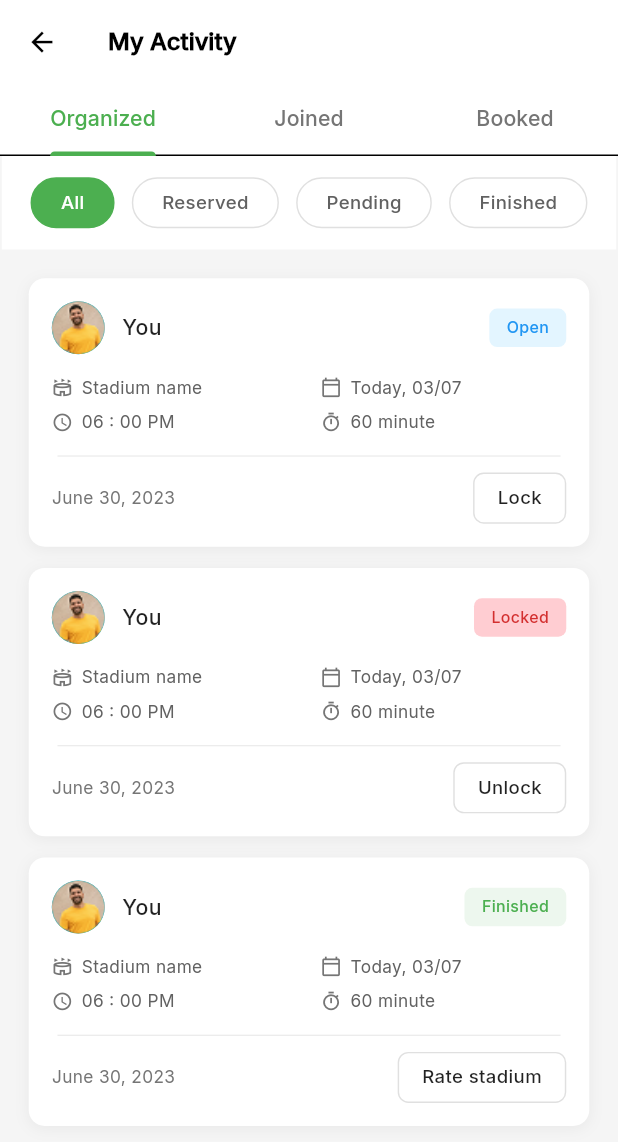
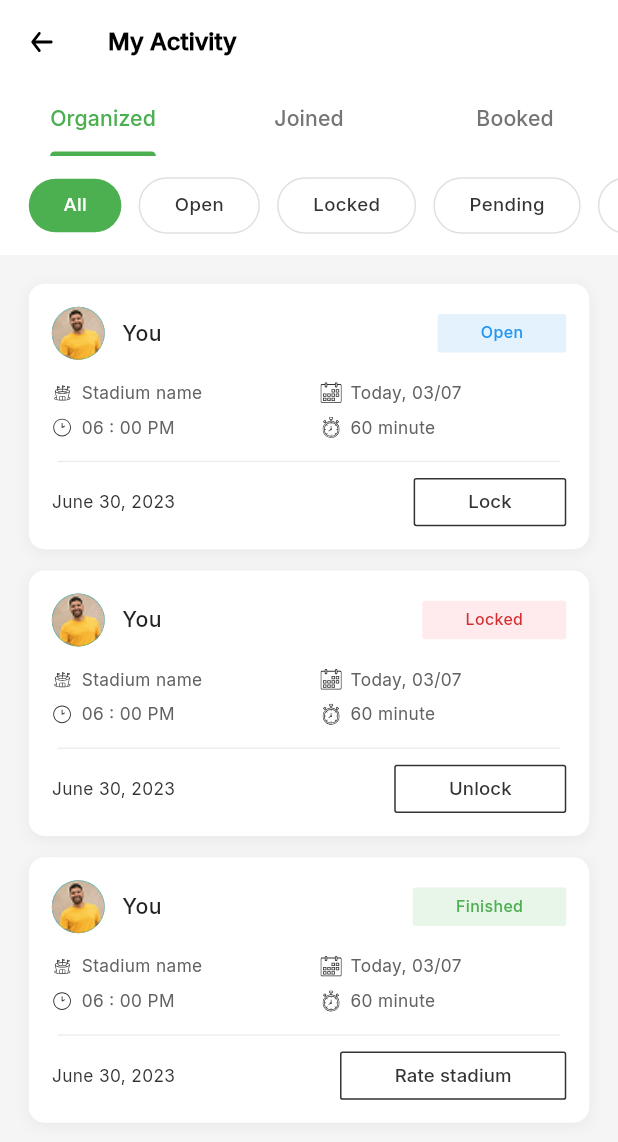
Before and after one commit to ibnRizk/sportofy, a Flutter app: the MyActivityView screen opened by its route, on a phone screen of 412 x 824 dp. Shown: the top 1142 px of the screen. Run offline on Flutter 3.47's test engine with Material 3 defaults, Android fonts, the phone set to English and light mode, and no system bars; our stand-ins replace cached_network_image, connectivity_plus, country_picker, dartz, dio, equatable and 15 more; accounts and stored records are empty; project files that could hold a hidden picture were left out.

Commit message:
fix activity

```diff
--- a/lib/core/utils/image_manager.dart
+++ b/lib/core/utils/image_manager.dart
@@ -160,4 +160,6 @@ class ImgAssets {
   static const String icCalendar =
       'assets/icons/calender.svg';
   static const String icClock = 'assets/icons/clock.svg';
+  static const String icTimer = 'assets/icons/timer.svg';
+  static const String icBack = 'assets/icons/back.svg';
 }
--- a/lib/features/activity/presentation/views/my_activity_view.dart
+++ b/lib/features/activity/presentation/views/my_activity_view.dart
@@ -1,9 +1,11 @@
 import 'package:flutter/material.dart';
+import 'package:flutter_screenutil/flutter_screenutil.dart';
+import 'package:flutter_svg/flutter_svg.dart';
 import 'package:go_router/go_router.dart';
 import 'package:sportify_app/core/utils/app_colors.dart';
 import 'package:sportify_app/core/utils/app_dimens.dart';
 import 'package:sportify_app/core/utils/app_padding.dart';
-import 'package:sportify_app/core/utils/app_radius.dart';
+import 'package:sportify_app/core/utils/image_manager.dart';
 import 'package:sportify_app/core/utils/values/text_styles.dart';
 import 'package:sportify_app/features/activity/presentation/widgets/activity_card.dart';
 import 'package:sportify_app/features/activity/presentation/widgets/rate_stadium_sheet.dart';
@@ -13,7 +15,8 @@ class MyActivityView extends StatefulWidget {
   const MyActivityView({super.key});
 
   @override
-  State<MyActivityView> createState() => _MyActivityViewState();
+  State<MyActivityView> createState() =>
+      _MyActivityViewState();
 }
 
 class _MyActivityViewState extends State<MyActivityView>
@@ -21,10 +24,35 @@ class _MyActivityViewState extends State<MyActivityView>
   late TabController _tabController;
   int _selectedFilterIndex = 0;
 
+  // Dynamic filter lists based on tab
+  List<String> get _currentFilters {
+    if (_tabController.index == 0) {
+      // Organized tab
+      return [
+        'All',
+        'Open',
+        'Locked',
+        'Pending',
+        'Finished',
+      ];
+    } else {
+      // Joined or Booked tab
+      return ['All', 'Reserved', 'Pending', 'Finished'];
+    }
+  }
+
   @override
   void initState() {
     super.initState();
     _tabController = TabController(length: 3, vsync: this);
+    _tabController.addListener(() {
+      if (_tabController.indexIsChanging) {
+        setState(() {
+          _selectedFilterIndex =
+              0; // Reset to "All" when tab changes
+        });
+      }
+    });
   }
 
   @override
@@ -45,7 +73,9 @@ class _MyActivityViewState extends State<MyActivityView>
 
     // Step 2: If rating was submitted (sheet returned data), show success
     if (result != null && mounted) {
-      await Future.delayed(const Duration(milliseconds: 200));
+      await Future.delayed(
+        const Duration(milliseconds: 200),
+      );
       if (mounted) {
         showModalBottomSheet(
           context: context,
@@ -65,10 +95,14 @@ class _MyActivityViewState extends State<MyActivityView>
         elevation: AppDimens.elevation0,
         leading: IconButton(
           onPressed: () => context.pop(),
-          icon: Icon(
-            Icons.arrow_back,
-            size: AppDimens.iconSize24,
-            color: MyColors.black,
+          icon: SvgPicture.asset(
+            ImgAssets.icBack,
+            width: AppDimens.iconSize24,
+            height: AppDimens.iconSize24,
+            colorFilter: ColorFilter.mode(
+              MyColors.black,
+              BlendMode.srcIn,
+            ),
           ),
         ),
         title: Text(
@@ -84,6 +118,8 @@ class _MyActivityViewState extends State<MyActivityView>
           unselectedLabelColor: MyColors.grey600,
           labelStyle: TextStyles.semiBold16(),
           unselectedLabelStyle: TextStyles.medium16(),
+          dividerColor:
+              MyColors.transparent, // Remove divider
           tabs: const [
             Tab(text: 'Organized'),
             Tab(text: 'Joined'),
@@ -93,39 +129,35 @@ class _MyActivityViewState extends State<MyActivityView>
       ),
       body: Column(
         children: [
-          // Filter Chips Section
+          // Filter Chips Section (Dynamic based on tab)
           Container(
             color: MyColors.white,
-            padding: AppPadding.v16,
+            padding: EdgeInsets.symmetric(vertical: 16.h),
             child: SingleChildScrollView(
               scrollDirection: Axis.horizontal,
-              padding: AppPadding.h20,
+              padding: EdgeInsets.symmetric(
+                horizontal: 20.w,
+              ),
               child: Row(
-                children: [
-                  _FilterChip(
-                    label: 'All',
-                    isSelected: _selectedFilterIndex == 0,
-                    onTap: () => setState(() => _selectedFilterIndex = 0),
+                children: List.generate(
+                  _currentFilters.length,
+                  (index) => Padding(
+                    padding: EdgeInsets.only(
+                      right:
+                          index < _currentFilters.length - 1
+                          ? 12.w
+                          : 0,
                     ),
-                  SizedBox(width: AppDimens.w12),
-                  _FilterChip(
-                    label: 'Reserved',
-                    isSelected: _selectedFilterIndex == 1,
-                    onTap: () => setState(() => _selectedFilterIndex = 1),
+                    child: _FilterChip(
+                      label: _currentFilters[index],
+                      isSelected:
+                          _selectedFilterIndex == index,
+                      onTap: () => setState(
+                        () => _selectedFilterIndex = index,
                       ),
-                  SizedBox(width: AppDimens.w12),
-                  _FilterChip(
-                    label: 'Pending',
-                    isSelected: _selectedFilterIndex == 2,
-                    onTap: () => setState(() => _selectedFilterIndex = 2),
                     ),
-                  SizedBox(width: AppDimens.w12),
-                  _FilterChip(
-                    label: 'Finished',
-                    isSelected: _selectedFilterIndex == 3,
-                    onTap: () => setState(() => _selectedFilterIndex = 3),
                   ),
-                ],
+                ),
               ),
             ),
           ),
@@ -154,8 +186,6 @@ class _MyActivityViewState extends State<MyActivityView>
         ActivityCard(
           userName: 'You',
           statusLabel: 'Open',
-          statusBgColor: MyColors.lightBlue100,
-          statusTextColor: MyColors.blue,
           stadiumName: 'Stadium name',
           date: 'Today, 03/07',
           time: '06 : 00 PM',
@@ -167,8 +197,6 @@ class _MyActivityViewState extends State<MyActivityView>
         ActivityCard(
           userName: 'You',
           statusLabel: 'Locked',
-          statusBgColor: MyColors.red100,
-          statusTextColor: MyColors.red700,
           stadiumName: 'Stadium name',
           date: 'Today, 03/07',
           time: '06 : 00 PM',
@@ -180,8 +208,6 @@ class _MyActivityViewState extends State<MyActivityView>
         ActivityCard(
           userName: 'You',
           statusLabel: 'Finished',
-          statusBgColor: MyColors.green.withValues(alpha: AppDimens.opacity1),
-          statusTextColor: MyColors.green,
           stadiumName: 'Stadium name',
           date: 'Today, 03/07',
           time: '06 : 00 PM',
@@ -202,8 +228,6 @@ class _MyActivityViewState extends State<MyActivityView>
         ActivityCard(
           userName: 'Mohamed Ahmed',
           statusLabel: 'Reserved',
-          statusBgColor: MyColors.lightBlue100,
-          statusTextColor: MyColors.blue,
           stadiumName: 'Stadium name',
           date: 'Today, 03/07',
           time: '06 : 00 PM',
@@ -215,8 +239,6 @@ class _MyActivityViewState extends State<MyActivityView>
         ActivityCard(
           userName: 'Mohamed Ahmed',
           statusLabel: 'Pending',
-          statusBgColor: MyColors.orange.withValues(alpha: AppDimens.opacity1),
-          statusTextColor: MyColors.orange,
           stadiumName: 'Stadium name',
           date: 'Today, 03/07',
           time: '06 : 00 PM',
@@ -228,8 +250,6 @@ class _MyActivityViewState extends State<MyActivityView>
         ActivityCard(
           userName: 'Mohamed Ahmed',
           statusLabel: 'Finished',
-          statusBgColor: MyColors.green.withValues(alpha: AppDimens.opacity1),
-          statusTextColor: MyColors.green,
           stadiumName: 'Stadium name',
           date: 'Today, 03/07',
           time: '06 : 00 PM',
@@ -248,8 +268,6 @@ class _MyActivityViewState extends State<MyActivityView>
         ActivityCard(
           userName: 'Mohamed Ahmed',
           statusLabel: 'Reserved',
-          statusBgColor: MyColors.lightBlue100,
-          statusTextColor: MyColors.blue,
           stadiumName: 'Stadium name',
           date: 'Today, 03/07',
           time: '06 : 00 PM',
@@ -262,8 +280,6 @@ class _MyActivityViewState extends State<MyActivityView>
         ActivityCard(
           userName: 'Mohamed Ahmed',
           statusLabel: 'Pending',
-          statusBgColor: MyColors.orange.withValues(alpha: AppDimens.opacity1),
-          statusTextColor: MyColors.orange,
           stadiumName: 'Stadium name',
           date: 'Today, 03/07',
           time: '06 : 00 PM',
@@ -276,8 +292,6 @@ class _MyActivityViewState extends State<MyActivityView>
         ActivityCard(
           userName: 'Mohamed Ahmed',
           statusLabel: 'Finished',
-          statusBgColor: MyColors.green.withValues(alpha: AppDimens.opacity1),
-          statusTextColor: MyColors.green,
           stadiumName: 'Stadium name',
           date: 'Today, 03/07',
           time: '06 : 00 PM',
@@ -291,7 +305,7 @@ class _MyActivityViewState extends State<MyActivityView>
   }
 }
 
-/// Filter Chip Widget
+/// Filter Chip Widget (Capsule Style)
 class _FilterChip extends StatelessWidget {
   final String label;
   final bool isSelected;
@@ -305,23 +319,37 @@ class _FilterChip extends StatelessWidget {
 
   @override
   Widget build(BuildContext context) {
-    return InkWell(
+    return GestureDetector(
       onTap: onTap,
-      borderRadius: AppRadius.r20,
       child: Container(
-        padding: AppPadding.h20v8,
+        padding: EdgeInsets.symmetric(
+          horizontal: 24.w,
+          vertical: 10.h,
+        ),
         decoration: BoxDecoration(
-          color: isSelected ? MyColors.greenButton : MyColors.white,
-          borderRadius: AppRadius.r20,
-          border: Border.all(
-            color: isSelected ? MyColors.greenButton : MyColors.grey300,
-            width: AppDimens.borderWidth1,
+          color: isSelected
+              ? MyColors.greenButton
+              : MyColors
+                    .transparent, // Transparent for unselected
+          borderRadius: BorderRadius.circular(
+            30.r,
+          ), // Fully rounded (StadiumBorder)
+          border: isSelected
+              ? null // No border when selected
+              : Border.all(
+                  color: MyColors.grey300,
+                  width: 1, // Thin grey border
                 ),
         ),
         child: Text(
           label,
-          style: TextStyles.medium14(
-            color: isSelected ? MyColors.white : MyColors.grey700,
+          style: TextStyle(
+            fontSize: 14.sp,
+            fontWeight: FontWeight.w500,
+            color: isSelected
+                ? MyColors.white
+                : MyColors
+                      .darkGrayColor, // Dark grey for unselected
           ),
         ),
       ),
--- a/lib/features/activity/presentation/widgets/activity_card.dart
+++ b/lib/features/activity/presentation/widgets/activity_card.dart
@@ -1,4 +1,6 @@
 import 'package:flutter/material.dart';
+import 'package:flutter_screenutil/flutter_screenutil.dart';
+import 'package:flutter_svg/flutter_svg.dart';
 import 'package:sportify_app/core/utils/app_colors.dart';
 import 'package:sportify_app/core/utils/app_dimens.dart';
 import 'package:sportify_app/core/utils/app_padding.dart';
@@ -10,8 +12,6 @@ class ActivityCard extends StatelessWidget {
   final String userName;
   final String? userImage;
   final String statusLabel;
-  final Color statusBgColor;
-  final Color statusTextColor;
   final String stadiumName;
   final String date;
   final String time;
@@ -26,8 +26,6 @@ class ActivityCard extends StatelessWidget {
     required this.userName,
     this.userImage,
     required this.statusLabel,
-    required this.statusBgColor,
-    required this.statusTextColor,
     required this.stadiumName,
     required this.date,
     required this.time,
@@ -48,7 +46,9 @@ class ActivityCard extends StatelessWidget {
         borderRadius: AppRadius.r12,
         boxShadow: [
           BoxShadow(
-            color: MyColors.black.withValues(alpha: AppDimens.opacity05),
+            color: MyColors.black.withValues(
+              alpha: AppDimens.opacity05,
+            ),
             blurRadius: AppDimens.elevation8,
             offset: const Offset(0, 2),
           ),
@@ -69,20 +69,12 @@ class ActivityCard extends StatelessWidget {
               SizedBox(width: AppDimens.w12),
               Text(
                 userName,
-                style: TextStyles.semiBold16(color: MyColors.black87),
+                style: TextStyles.semiBold16(
+                  color: MyColors.black87,
+                ),
               ),
               const Spacer(),
-              Container(
-                padding: AppPadding.h12v6,
-                decoration: BoxDecoration(
-                  color: statusBgColor,
-                  borderRadius: AppRadius.r6,
-                ),
-                child: Text(
-                  statusLabel,
-                  style: TextStyles.medium12(color: statusTextColor),
-                ),
-              ),
+              _buildStatusBadge(statusLabel),
             ],
           ),
 
@@ -96,12 +88,12 @@ class ActivityCard extends StatelessWidget {
                 child: Column(
                   children: [
                     _InfoRow(
-                      icon: Icons.stadium_outlined,
+                      iconSvg: ImgAssets.icStadium,
                       text: stadiumName,
                     ),
                     SizedBox(height: AppDimens.h8),
                     _InfoRow(
-                      icon: Icons.access_time,
+                      iconSvg: ImgAssets.icClock,
                       text: time,
                     ),
                   ],
@@ -113,12 +105,12 @@ class ActivityCard extends StatelessWidget {
                 child: Column(
                   children: [
                     _InfoRow(
-                      icon: Icons.calendar_today_outlined,
+                      iconSvg: ImgAssets.icCalendar,
                       text: date,
                     ),
                     SizedBox(height: AppDimens.h8),
                     _InfoRow(
-                      icon: Icons.timer_outlined,
+                      iconSvg: ImgAssets.icTimer,
                       text: duration,
                     ),
                   ],
@@ -133,7 +125,9 @@ class ActivityCard extends StatelessWidget {
           Divider(
             height: AppDimens.dividerThickness1,
             thickness: AppDimens.dividerThickness1,
-            color: MyColors.grey.withValues(alpha: AppDimens.opacity2),
+            color: MyColors.grey.withValues(
+              alpha: AppDimens.opacity2,
+            ),
           ),
 
           SizedBox(height: AppDimens.h12),
@@ -145,7 +139,9 @@ class ActivityCard extends StatelessWidget {
             children: [
               Text(
                 footerDate,
-                style: TextStyles.regular13(color: MyColors.grey600),
+                style: TextStyles.regular13(
+                  color: MyColors.darkGrayColor,
+                ),
               ),
               if (actionButtonText != null)
                 _ActionButton(
@@ -159,25 +155,87 @@ class ActivityCard extends StatelessWidget {
       ),
     );
   }
+
+  // Helper method to build status badge with pastel colors
+  Widget _buildStatusBadge(String status) {
+    Color bgColor;
+    Color textColor;
+
+    switch (status.toLowerCase()) {
+      case 'open':
+      case 'reserved':
+        bgColor = const Color(0xFFE3F2FD); // Light Blue
+        textColor = MyColors.blue;
+        break;
+      case 'locked':
+        bgColor = const Color(0xFFFFEBEE); // Light Red
+        textColor = MyColors.red700;
+        break;
+      case 'pending':
+        bgColor = const Color(0xFFFFF3E0); // Light Orange
+        textColor = MyColors.orange;
+        break;
+      case 'finished':
+        bgColor = const Color(0xFFE8F5E9); // Light Green
+        textColor = MyColors.green;
+        break;
+      default:
+        bgColor = MyColors.grey200;
+        textColor = MyColors.grey700;
+    }
+
+    return Container(
+      padding: EdgeInsets.symmetric(
+        horizontal: 30.w,
+        vertical: 6.h,
+      ),
+      decoration: BoxDecoration(
+        color: bgColor,
+        borderRadius: BorderRadius.circular(2.r),
+      ),
+      child: Text(
+        status,
+        style: TextStyle(
+          fontSize: 12.sp,
+          fontWeight: FontWeight.w500,
+          color: textColor,
+        ),
+      ),
+    );
+  }
 }
 
 /// Info row helper widget
 class _InfoRow extends StatelessWidget {
-  final IconData icon;
+  final String iconSvg;
   final String text;
 
-  const _InfoRow({required this.icon, required this.text});
+  const _InfoRow({
+    required this.iconSvg,
+    required this.text,
+  });
 
   @override
   Widget build(BuildContext context) {
     return Row(
       children: [
-        Icon(icon, size: AppDimens.iconSize16, color: MyColors.grey600),
+        SvgPicture.asset(
+          iconSvg,
+          width: AppDimens.iconSize16,
+          height: AppDimens.iconSize16,
+          colorFilter: ColorFilter.mode(
+            MyColors
+                .darkGrayColor, // Grey icons (no red/blue tint)
+            BlendMode.srcIn,
+          ),
+        ),
         SizedBox(width: AppDimens.w6),
         Expanded(
           child: Text(
             text,
-            style: TextStyles.regular13(color: MyColors.grey700),
+            style: TextStyles.regular13(
+              color: MyColors.grey700,
+            ),
             maxLines: 1,
             overflow: TextOverflow.ellipsis,
           ),
@@ -201,36 +259,50 @@ class _ActionButton extends StatelessWidget {
 
   @override
   Widget build(BuildContext context) {
-    return InkWell(
-      onTap: onTap,
-      borderRadius: AppRadius.r8,
-      child: Container(
-        padding: AppPadding.h16v8,
-        decoration: BoxDecoration(
-          color: MyColors.white,
-          borderRadius: AppRadius.r8,
-          border: Border.all(
-            color: MyColors.grey300,
-            width: AppDimens.borderWidth1,
+    return OutlinedButton(
+      onPressed: onTap,
+      style: OutlinedButton.styleFrom(
+        foregroundColor: MyColors.darkGrayColor,
+        side: BorderSide(
+          color: MyColors.darkGrayColor,
+          width: 1, // Thin grey border (NOT black)
         ),
+        shape: RoundedRectangleBorder(
+          borderRadius: BorderRadius.circular(2.r),
+        ),
+        padding: EdgeInsets.symmetric(
+          horizontal: 38.w,
+          vertical: 8.h,
+        ),
+        minimumSize: Size(0, 0),
+        tapTargetSize: MaterialTapTargetSize.shrinkWrap,
       ),
       child: Row(
         mainAxisSize: MainAxisSize.min,
         children: [
           if (showResellIcon) ...[
-              Icon(
-                Icons.refresh,
-                size: AppDimens.iconSize16,
-                color: MyColors.black87,
+            SvgPicture.asset(
+              ImgAssets
+                  .icMenuActivity, // Using activity icon as refresh alternative, or we can add a refresh icon
+              width: AppDimens.iconSize16,
+              height: AppDimens.iconSize16,
+              colorFilter: ColorFilter.mode(
+                MyColors.darkGrayColor, // Grey icon
+                BlendMode.srcIn,
+              ),
             ),
             SizedBox(width: AppDimens.w6),
           ],
           Text(
             text,
-              style: TextStyles.medium14(color: MyColors.black87),
+            style: TextStyle(
+              fontSize: 14.sp,
+              fontWeight: FontWeight.w500,
+              color:
+                  MyColors.darkGrayColor, // Dark grey text
+            ),
           ),
         ],
-        ),
       ),
     );
   }
```
Lines whose indentation alone changed are shown as unchanged.
